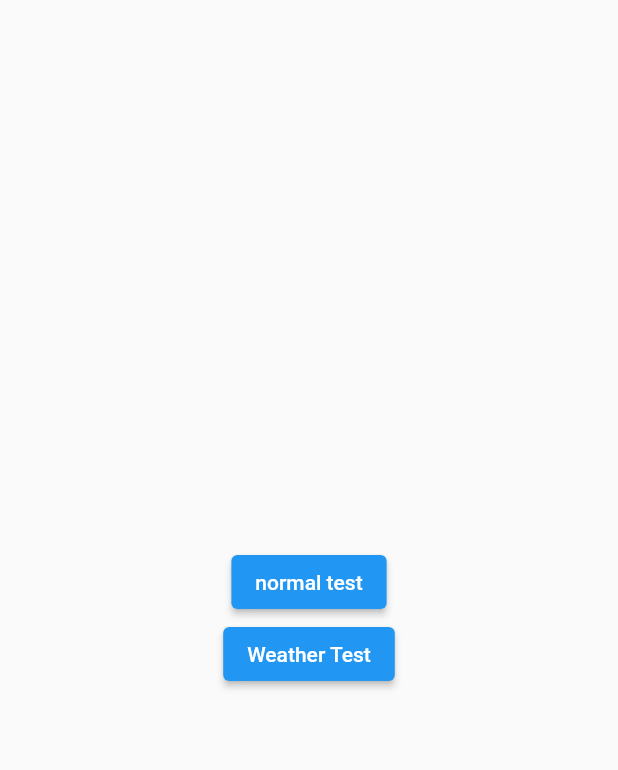
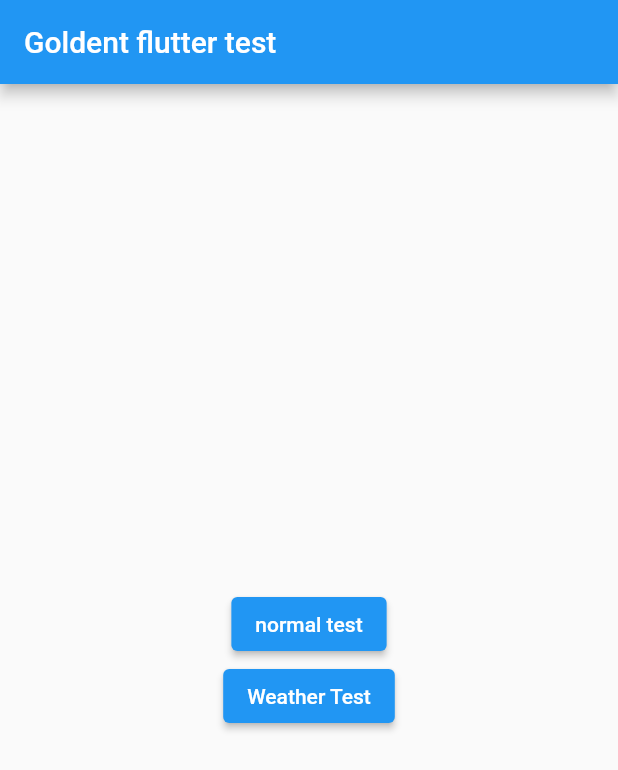
Before and after one commit to sunil-singh-chaudhary/Golden_test_flutter, a Flutter app: the screen it shows after launch, on a phone screen of 412 x 824 dp. Shown: the top 770 px of the screen. Run offline on Flutter 3.47's test engine with Material 2 defaults, Android fonts, the phone set to English and light mode, and no system bars.

Commit message:
bug fixed refactor

```diff
--- a/lib/main.dart
+++ b/lib/main.dart
@@ -12,7 +12,7 @@ class MyApp extends StatelessWidget {
   // This widget is the root of your application.
   @override
   Widget build(BuildContext context) {
-    return NewMyApp();
+    return const MaterialApp(home: NewMyApp());
   }
 }
 
@@ -26,8 +26,8 @@ class NewMyApp extends StatefulWidget {
 class _NewMyAppState extends State<NewMyApp> {
   @override
   Widget build(BuildContext cntx) {
-    return MaterialApp(
-      home: Scaffold(
+    return Scaffold(
+      appBar: AppBar(title: const Text('Goldent flutter test')),
       body: Center(
         child: Column(
           mainAxisAlignment: MainAxisAlignment.center,
@@ -47,8 +47,7 @@ class _NewMyAppState extends State<NewMyApp> {
               onPressed: () {
                 Navigator.push(cntx, MaterialPageRoute(
                   builder: (cntx) {
-                      return const WeatherCard(
-                          temp: 66, weather: Weather.sunny);
+                    return const WeatherCard(temp: 66, weather: Weather.sunny);
                   },
                 ));
               },
@@ -57,7 +56,6 @@ class _NewMyAppState extends State<NewMyApp> {
           ],
         ),
       ),
-      ),
     );
   }
 }
```
Also changed, not shown: lib/WeatherForecast.dart (+12 -4 lines), 2 other files. Lines whose indentation alone changed are shown as unchanged.
